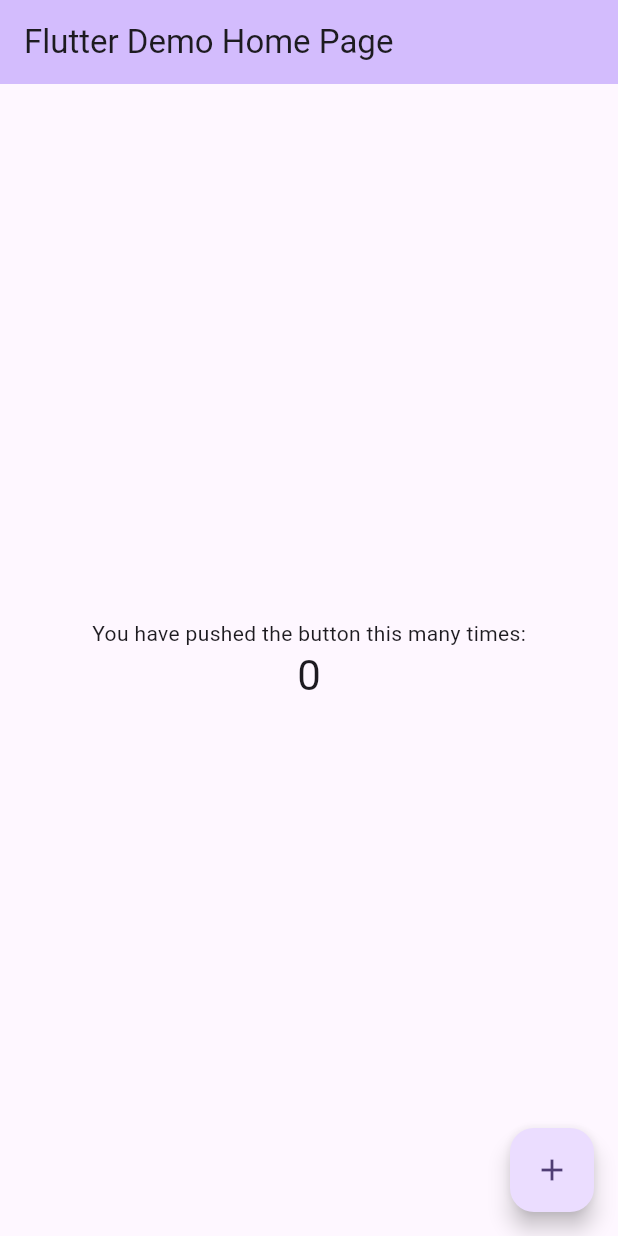
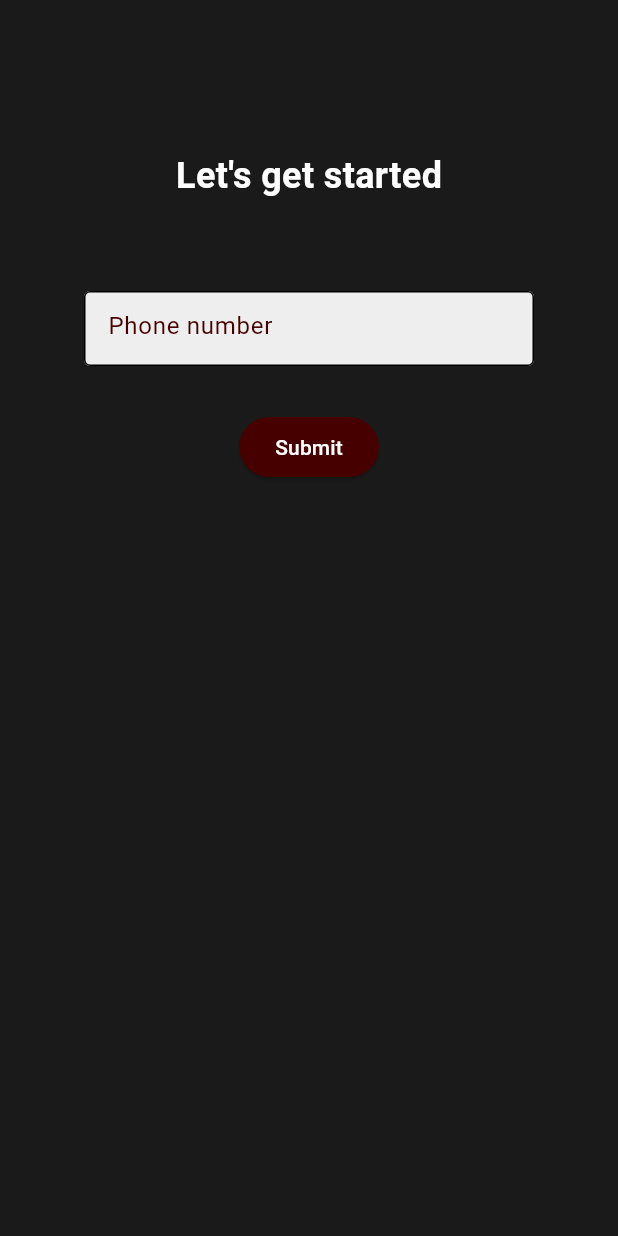
Before and after one commit to ViA8604/DrakoJam, a Flutter app: the screen it shows after launch, on a phone screen of 412 x 824 dp. Run offline on Flutter 3.47's test engine with Material 3 defaults, Android fonts, the light colour scheme and no system bars.

Commit message:
Register UI

```diff
--- /dev/null
+++ b/lib/UI/Screen/register.dart
@@ -0,0 +1,72 @@
+import 'package:flutter/material.dart';
+import '../app_themes.dart';
+
+class RegistScreen extends StatefulWidget {
+  const RegistScreen({super.key});
+
+  @override
+  RegistScreenState createState() => RegistScreenState();
+}
+
+class RegistScreenState extends State<RegistScreen> {
+  final TextEditingController _controller1 = TextEditingController();
+
+  @override
+  Widget build(BuildContext context) {
+    return Scaffold(
+      body: Padding(
+        padding: const EdgeInsets.only(top: 100, bottom: 50),
+        child: Center(
+          child: Column(
+            mainAxisAlignment: MainAxisAlignment.start,
+            children: [
+              Text(
+                'Let\'s get started',
+                style: TextStyle(
+                  fontSize: 24,
+                  fontWeight: FontWeight.bold,
+                  color: Theme.of(context).textTheme.bodyLarge?.color ??
+                      Colors.white,
+                ),
+              ),
+              const SizedBox(height: 60),
+              SizedBox(
+                width: 300,
+                height: 50,
+                child: TextField(
+                  controller: _controller1,
+                  decoration: InputDecoration(
+                    border: const OutlineInputBorder(),
+                    hintText: "Phone number",
+                    hintStyle: TextStyle(color: mahoganyColor),
+                    filled: true,
+                    fillColor: Colors.grey[200],
+                  ),
+                  style: TextStyle(
+                    fontSize: 16,
+                    color: mahoganyColor,
+                  ),
+                  maxLines: 1,
+                  cursorColor: Colors.blue,
+                ),
+              ),
+              //____________________________Button____________________________
+              const SizedBox(height: 30),
+              ElevatedButton(
+                onPressed: () {
+                  setState(() {});
+                },
+                style: ButtonStyle(
+                  backgroundColor: MaterialStateProperty.all(
+                      Theme.of(context).colorScheme.primary),
+                ),
+                child:
+                    const Text(style: TextStyle(color: Colors.white), 'Submit'),
+              )
+            ],
+          ),
+        ),
+      ),
+    );
+  }
+}
--- /dev/null
+++ b/lib/UI/app_themes.dart
@@ -0,0 +1,50 @@
+import 'package:flutter/material.dart';
+
+Color burgundyColor = const Color(0xFF8B0A1A);
+
+MaterialColor mahoganyColor = const MaterialColor(
+  0xFF470000,
+  {
+    50: Color.fromRGBO(71, 0, 0, 0.1),
+    100: Color.fromRGBO(65, 0, 0, 0.2),
+    200: Color.fromRGBO(59, 0, 0, 0.3),
+    300: Color.fromRGBO(53, 0, 0, 0.4),
+    400: Color.fromRGBO(47, 0, 0, 0.5),
+    500: Color.fromRGBO(41, 0, 0, 0.6),
+    600: Color.fromRGBO(35, 0, 0, 0.7),
+    700: Color.fromRGBO(29, 0, 0, 0.8),
+    800: Color.fromRGBO(23, 0, 0, 0.9),
+    900: Color.fromRGBO(17, 0, 0, 1),
+  },
+);
+
+ThemeData classicTheme = ThemeData(
+  primarySwatch: mahoganyColor,
+  colorScheme: ColorScheme.fromSwatch(
+    primarySwatch: mahoganyColor,
+  ).copyWith(
+    secondary: burgundyColor, // Use secondary instead of accentColor
+  ),
+  scaffoldBackgroundColor: Colors.white,
+  textTheme: const TextTheme(
+    headlineLarge: TextStyle(fontSize: 24, color: Colors.black),
+    headlineMedium: TextStyle(fontSize: 18, color: Colors.grey),
+    bodyLarge: TextStyle(fontSize: 16, color: Colors.black),
+  ),
+);
+
+ThemeData classicThemeDark = ThemeData(
+  primarySwatch: mahoganyColor,
+  colorScheme: ColorScheme.fromSwatch(
+    primarySwatch: mahoganyColor,
+  ).copyWith(
+    secondary: burgundyColor, // Use secondary instead of accentColor
+    brightness: Brightness.dark,
+  ),
+  scaffoldBackgroundColor: const Color(0xFF1A1A1A), // Color de fondo oscuro
+  textTheme: const TextTheme(
+    headlineLarge: TextStyle(fontSize: 24, color: Colors.white),
+    headlineMedium: TextStyle(fontSize: 18, color: Colors.grey),
+    bodyLarge: TextStyle(fontSize: 16, color: Colors.white),
+  ),
+);
--- a/lib/main.dart
+++ b/lib/main.dart
@@ -1,4 +1,6 @@
 import 'package:flutter/material.dart';
+import 'UI/Screen/register.dart';
+import 'UI/app_themes.dart';
 
 void main() {
   runApp(const MyApp());
@@ -7,119 +9,12 @@ void main() {
 class MyApp extends StatelessWidget {
   const MyApp({super.key});
 
-  // This widget is the root of your application.
   @override
   Widget build(BuildContext context) {
     return MaterialApp(
-      title: 'Flutter Demo',
-      theme: ThemeData(
-        // This is the theme of your application.
-        //
-        // TRY THIS: Try running your application with "flutter ru1n". You'll see
-        // the application has a purple toolbar. Then, without quitting the app,
-        // try changing the seedColor in the colorScheme below to Colors.green
-        // and then invoke "hot reload" (save your changes or press the "hot
-        // reload" button in a Flutter-supported IDE, or press "r" if you used
-        // the command line to start the app).
-        //
-        // Notice that the counter didn't reset back to zero; the application
-        // state is not lost during the reload. To reset the state, use hot
-        // restart instead.
-        //
-        // This works for code too, not just values: Most code changes can be
-        // tested with just a hot reload.
-        colorScheme: ColorScheme.fromSeed(seedColor: Colors.deepPurple),
-        useMaterial3: true,
-      ),
-      home: const MyHomePage(title: 'Flutter Demo Home Page'),
+      title: 'drakojam',
+      theme: classicThemeDark,
+      home: const RegistScreen(),
     );
   }
 }
-
-class MyHomePage extends StatefulWidget {
-  const MyHomePage({super.key, required this.title});
-
-  // This widget is the home page of your application. It is stateful, meaning
-  // that it has a State object (defined below) that contains fields that affect
-  // how it looks.
-
-  // This class is the configuration for the state. It holds the values (in this
-  // case the title) provided by the parent (in this case the App widget) and
-  // used by the build method of the State. Fields in a Widget subclass are
-  // always marked "final".
-
-  final String title;
-
-  @override
-  State<MyHomePage> createState() => _MyHomePageState();
-}
-
-class _MyHomePageState extends State<MyHomePage> {
-  int _counter = 0;
-
-  void _incrementCounter() {
-    setState(() {
-      // This call to setState tells the Flutter framework that something has
-      // changed in this State, which causes it to rerun the build method below
-      // so that the display can reflect the updated values. If we changed
-      // _counter without calling setState(), then the build method would not be
-      // called again, and so nothing would appear to happen.
-      _counter++;
-    });
-  }
-
-  @override
-  Widget build(BuildContext context) {
-    // This method is rerun every time setState is called, for instance as done
-    // by the _incrementCounter method above.
-    //
-    // The Flutter framework has been optimized to make rerunning build methods
-    // fast, so that you can just rebuild anything that needs updating rather
-    // than having to individually change instances of widgets.
-    return Scaffold(
-      appBar: AppBar(
-        // TRY THIS: Try changing the color here to a specific color (to
-        // Colors.amber, perhaps?) and trigger a hot reload to see the AppBar
-        // change color while the other colors stay the same.
-        backgroundColor: Theme.of(context).colorScheme.inversePrimary,
-        // Here we take the value from the MyHomePage object that was created by
-        // the App.build method, and use it to set our appbar title.
-        title: Text(widget.title),
-      ),
-      body: Center(
-        // Center is a layout widget. It takes a single child and positions it
-        // in the middle of the parent.
-        child: Column(
-          // Column is also a layout widget. It takes a list of children and
-          // arranges them vertically. By default, it sizes itself to fit its
-          // children horizontally, and tries to be as tall as its parent.
-          //
-          // Column has various properties to control how it sizes itself and
-          // how it positions its children. Here we use mainAxisAlignment to
-          // center the children vertically; the main axis here is the vertical
-          // axis because Columns are vertical (the cross axis would be
-          // horizontal).
-          //
-          // TRY THIS: Invoke "debug painting" (choose the "Toggle Debug Paint"
-          // action in the IDE, or press "p" in the console), to see the
-          // wireframe for each widget.
-          mainAxisAlignment: MainAxisAlignment.center,
-          children: <Widget>[
-            const Text(
-              'You have pushed the button this many times:',
-            ),
-            Text(
-              '$_counter',
-              style: Theme.of(context).textTheme.headlineMedium,
-            ),
-          ],
-        ),
-      ),
-      floatingActionButton: FloatingActionButton(
-        onPressed: _incrementCounter,
-        tooltip: 'Increment',
-        child: const Icon(Icons.add),
-      ), // This trailing comma makes auto-formatting nicer for build methods.
-    );
-  }
-}
```
